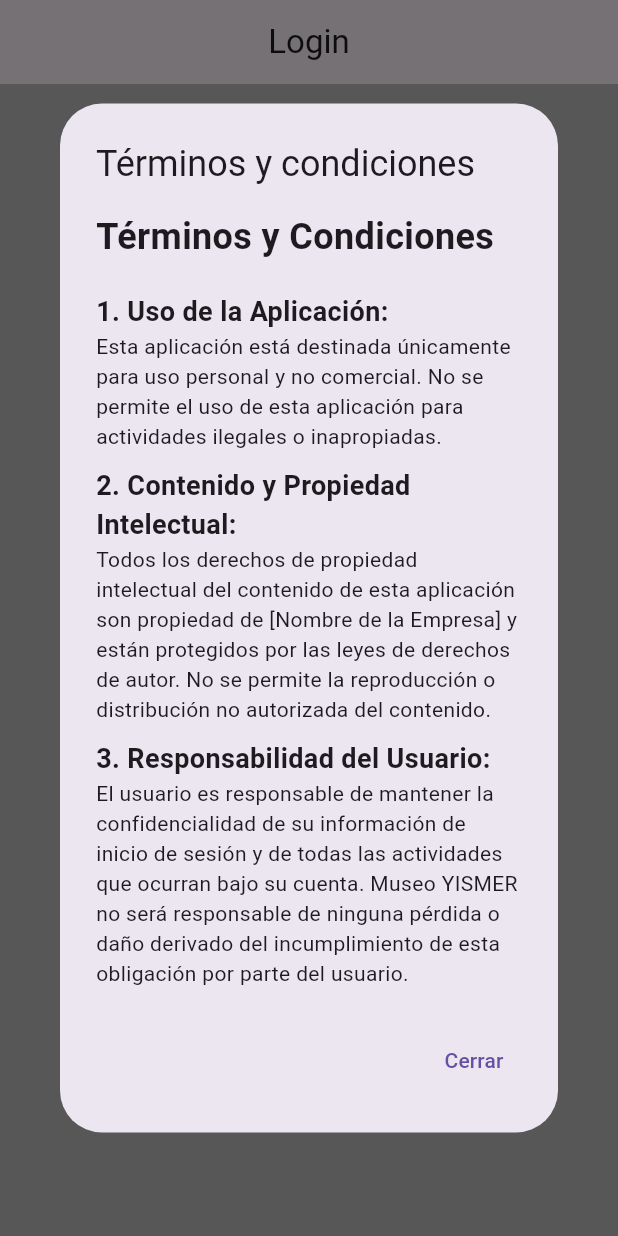
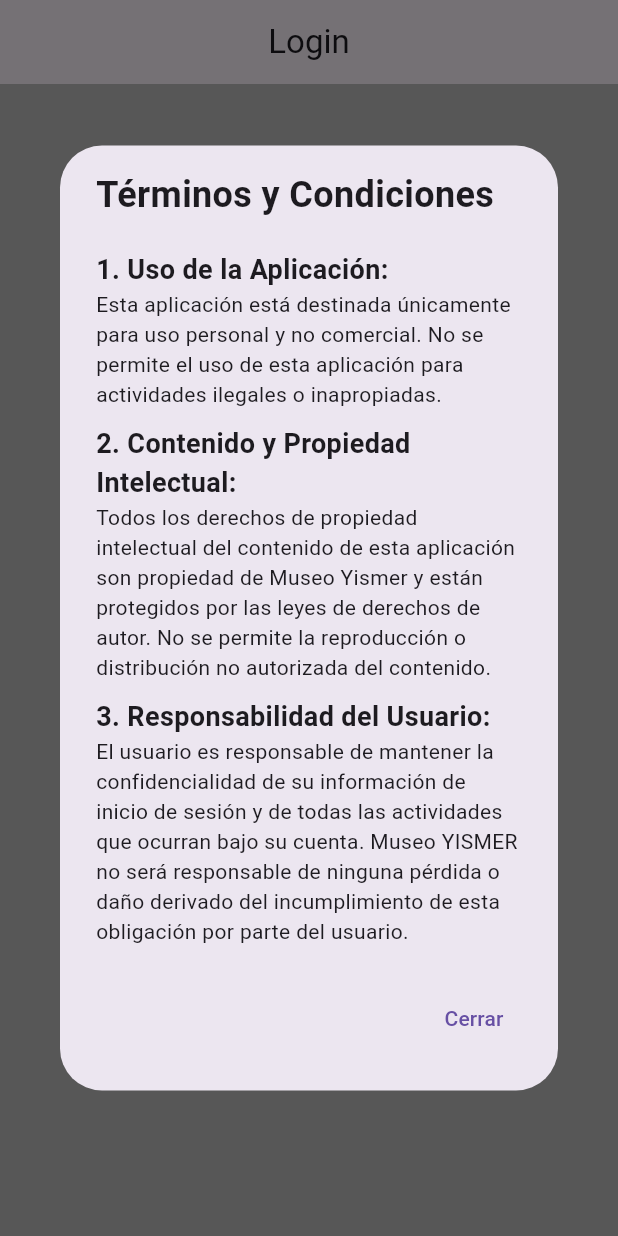
Before and after one commit to CharLyModZz288/trabajoFinal, a Flutter app: the screen it shows after launch, after a tap on "Términos y condiciones", on a phone screen of 412 x 824 dp. Run offline on Flutter 3.47's test engine with Material 3 defaults, Android fonts, the phone set to English and light mode, and no system bars; our stand-ins replace cloud_firestore, firebase_auth, firebase_core, firebase_storage, geolocator, google_maps_flutter and 2 more; accounts and stored records are empty; statements that could not run were skipped.

Commit message:
Añadido el check de aceptar las condiciones

```diff
--- a/lib/onBoarding/LoginView.dart
+++ b/lib/onBoarding/LoginView.dart
@@ -7,7 +7,12 @@ import '../CustomViews/CustomDialog.dart';
 import '../CustomViews/CustomTextField.dart';
 import '../Singletone/DataHolder.dart';
 
-class LoginView extends StatelessWidget {
+class LoginView extends StatefulWidget {
+  @override
+  _LoginViewState createState() => _LoginViewState();
+}
+
+class _LoginViewState extends State<LoginView> {
   FirebaseFirestore db = FirebaseFirestore.instance;
   late BuildContext _context;
   DataHolder conexion = DataHolder();
@@ -15,12 +20,13 @@ class LoginView extends StatelessWidget {
   TextEditingController usuarioControlador = TextEditingController();
   TextEditingController usuarioPassword = TextEditingController();
 
+  bool _isTermsAccepted = false;
+
   void onClickTermsAndConditions(BuildContext context) {
     showDialog(
       context: context,
       builder: (BuildContext context) {
         return AlertDialog(
-          title: Text('Términos y condiciones'),
           content: SingleChildScrollView(
             child: Column(
               crossAxisAlignment: CrossAxisAlignment.start,
@@ -52,7 +58,7 @@ class LoginView extends StatelessWidget {
                   ),
                 ),
                 Text(
-                  'Todos los derechos de propiedad intelectual del contenido de esta aplicación son propiedad de [Nombre de la Empresa] y están protegidos por las leyes de derechos de autor. No se permite la reproducción o distribución no autorizada del contenido.',
+                  'Todos los derechos de propiedad intelectual del contenido de esta aplicación son propiedad de Museo Yismer y están protegidos por las leyes de derechos de autor. No se permite la reproducción o distribución no autorizada del contenido.',
                 ),
                 SizedBox(height: 10),
                 Text(
@@ -86,7 +92,6 @@ class LoginView extends StatelessWidget {
       context: context,
       builder: (BuildContext context) {
         return AlertDialog(
-          title: Text('Política de privacidad'),
           content: SingleChildScrollView(
             child: Column(
               crossAxisAlignment: CrossAxisAlignment.start,
@@ -160,14 +165,16 @@ class LoginView extends StatelessWidget {
       CustomDialog.show(_context, "No está todo relleno, compruébalo");
       return;
     }
+    if (!_isTermsAccepted) {
+      CustomDialog.show(_context, "Debe aceptar los términos y condiciones y la política de privacidad");
+      return;
+    }
 
     try {
       final credential = await FirebaseAuth.instance.signInWithEmailAndPassword(
         email: usuarioControlador.text,
         password: usuarioPassword.text,
       );
-
-        // Incrementa el contador de inicios de sesión
 
       if (credential.user?.email == 'administrador@administrador.com') {
         Navigator.of(_context).popAndPushNamed("/homeadmin");
@@ -247,6 +254,27 @@ class LoginView extends StatelessWidget {
                   ),
                 ],
               ),
+              Row(
+                mainAxisAlignment: MainAxisAlignment.center,
+                children: [
+                  Checkbox(
+                    value: _isTermsAccepted,
+                    onChanged: (bool? value) {
+                      setState(() {
+                        _isTermsAccepted = value ?? false;
+                      });
+                    },
+                  ),
+                  Column(
+                    crossAxisAlignment: CrossAxisAlignment.start,
+                    children: [
+                      Text("Acepto los términos y"),
+                      Text("condiciones y la política"),
+                      Text("de privacidad"),
+                    ],
+                  ),
+                ],
+              ),
             ],
           ),
         ),
```
